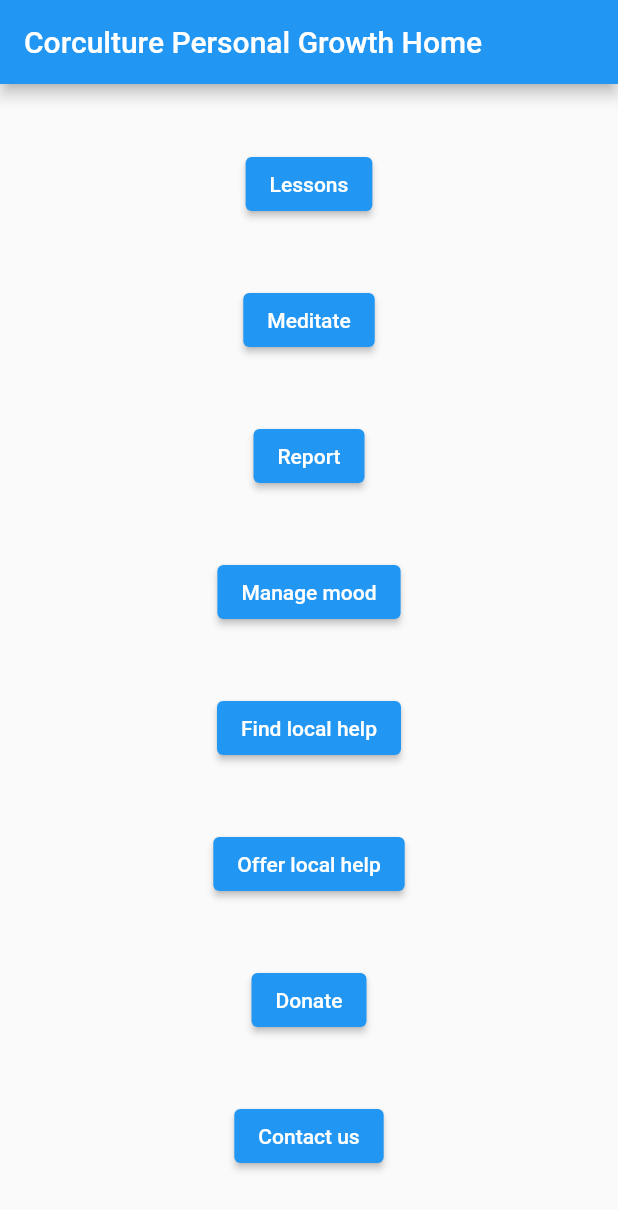
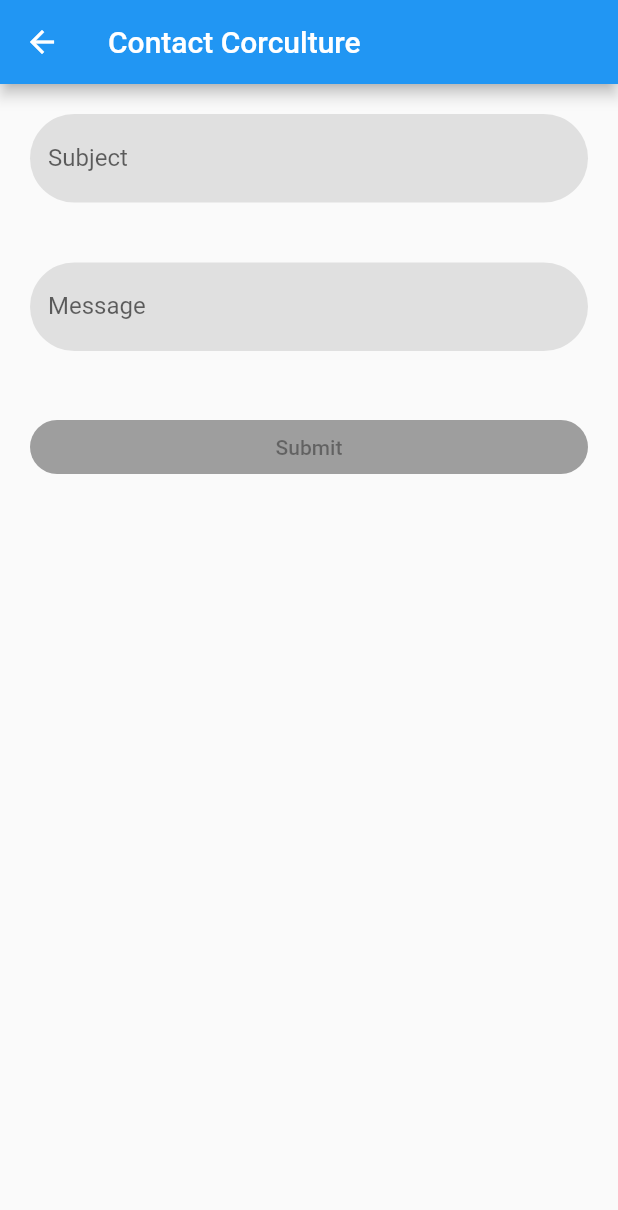
Before and after one commit to bobby-corculture/joy, a Flutter app: the screen it shows after launch, after a tap on "Contact us", on a phone screen of 412 x 824 dp. Shown: the top 1210 px of the screen. Run offline on Flutter 3.47's test engine with Material 2 defaults, Android fonts, the phone set to English and light mode, and no system bars; our stand-ins replace flutter_markdown, logger; missing offline and left inert: flutter_email_sender.

Commit message:
add email page, rename package

```diff
--- /dev/null
+++ b/lib/components/text_fields.dart
@@ -0,0 +1,36 @@
+import 'package:flutter/material.dart';
+
+class TextFields extends StatelessWidget {
+  final TextEditingController controller;
+  final String name;
+  final String? Function(String?)? validator;
+  final int? maxLines;
+  final TextInputType? type;
+
+  TextFields({required this.controller, required this.name, required this.validator,this.maxLines,this.type});
+  @override
+  Widget build(BuildContext context) {
+    OutlineInputBorder border = OutlineInputBorder(borderRadius: BorderRadius.circular(40.0),borderSide: BorderSide.none);
+    return  Padding(
+      padding: EdgeInsets.all(20.0),
+      child: TextFormField(
+        autovalidateMode: AutovalidateMode.onUserInteraction,
+        keyboardType: type,
+        maxLines: maxLines,
+        controller: controller,
+        decoration: InputDecoration(
+          border: InputBorder.none,
+          fillColor: Colors.grey[300],
+          filled: true,
+          labelText: name,
+          focusedErrorBorder: border,
+          focusedBorder: border,
+          enabledBorder: border,
+          errorBorder: border,
+        ),
+        // The validator receives the text that the user has entered.
+        validator: validator,
+      ),
+    );
+  }
+}
--- /dev/null
+++ b/lib/email.dart
@@ -0,0 +1,105 @@
+import 'package:flutter/material.dart';
+import 'package:corculture_personal_growth/components/text_fields.dart';
+import 'package:flutter_email_sender/flutter_email_sender.dart';
+
+class FeedBackPage extends StatefulWidget {
+  FeedBackPage({Key? key, this.title}) : super(key: key);
+
+  final String? title;
+
+  @override
+  _FeedBackPageState createState() => _FeedBackPageState();
+}
+
+class _FeedBackPageState extends State<FeedBackPage> {
+  final _formKey = GlobalKey<FormState>();
+  bool _enableBtn = false;
+  TextEditingController emailController = TextEditingController();
+  TextEditingController subjectController = TextEditingController();
+  TextEditingController messageController = TextEditingController();
+
+  @override
+  Widget build(BuildContext context) {
+    return makeEmailForm();
+  }
+
+  Widget makeEmailForm() {
+    return Scaffold(
+        appBar: AppBar(
+        title: Text('Contact Corculture'),
+    ),
+    body: Form(
+      key: _formKey,
+      onChanged: (() {
+        setState(() {
+          _enableBtn = _formKey.currentState!.validate();
+        });
+      }),
+      child: SingleChildScrollView(
+        child: Column(
+          crossAxisAlignment: CrossAxisAlignment.stretch,
+          children: <Widget>[
+            TextFields(
+                controller: subjectController,
+                name: "Subject",
+                validator: ((value) {
+                  if (value!.isEmpty) {
+                    return 'Name is required';
+                  }
+                  return null;
+                })),
+            TextFields(
+                controller: messageController,
+                name: "Message",
+                validator: ((value) {
+                  if (value!.isEmpty) {
+                    setState(() {
+                      _enableBtn = true;
+                    });
+                    return 'Message is required';
+                  }
+                  return null;
+                }),
+                maxLines: null,
+                type: TextInputType.multiline),
+            Padding(
+                padding: EdgeInsets.all(20.0),
+                child: ElevatedButton(
+                  style: ButtonStyle(
+                      backgroundColor:
+                      MaterialStateProperty.resolveWith<Color>(
+                            (Set<MaterialState> states) {
+                          if (states.contains(MaterialState.pressed))
+                            return Theme.of(context)
+                                .colorScheme
+                                .primary
+                                .withOpacity(0.5);
+                          else if (states.contains(MaterialState.disabled))
+                            return Colors.grey;
+                          return Colors.blue; // Use the component's default.
+                        },
+                      ),
+                      shape:
+                      MaterialStateProperty.all<RoundedRectangleBorder>(
+                          RoundedRectangleBorder(
+                            borderRadius: BorderRadius.circular(40.0),
+                          ))),
+                  onPressed: _enableBtn
+                      ? (() async {
+                    final Email email = Email(
+                      body: messageController.text,
+                      subject: subjectController.text,
+                      recipients: ['app.contact@corculture.org'],
+                      isHTML: false,
+                    );
+                    await FlutterEmailSender.send(email);
+                  })
+                      : null,
+                  child: Text('Submit'),
+                )),
+          ],
+        ),
+      ),
+    ));
+  }
+}
--- a/lib/main.dart
+++ b/lib/main.dart
@@ -1,5 +1,6 @@
 import 'package:flutter/material.dart';
 import 'package:corculture_personal_growth/lessons.dart';
+import 'package:corculture_personal_growth/email.dart';
 import 'package:flutter/services.dart';
 
 void main() => runApp(const MyApp());
@@ -51,7 +52,7 @@
   void lessons() {
     Navigator.push(
       context,
-      MaterialPageRoute(builder: (context) => Lessons()),
+      MaterialPageRoute(builder: (context) => const Lessons()),
     );
   }
 
@@ -65,6 +66,10 @@
   }
 
   void contactUs() {
+    Navigator.push(
+      context,
+      MaterialPageRoute(builder: (context) => FeedBackPage()),
+    );
   }
 
   void donate() {
--- a/pubspec.yaml
+++ b/pubspec.yaml
@@ -32,6 +32,7 @@
   flutter_markdown: ^0.6.8
   logger: ^1.1.0
   json_annotation: ^4.4.0
+  flutter_email_sender: ^5.0.2
 
 
   # The following adds the Cupertino Icons font to your application.
```
Also changed, not shown: lib/lessons.dart (+22 -9 lines), pubspec.lock, 6 other files.
